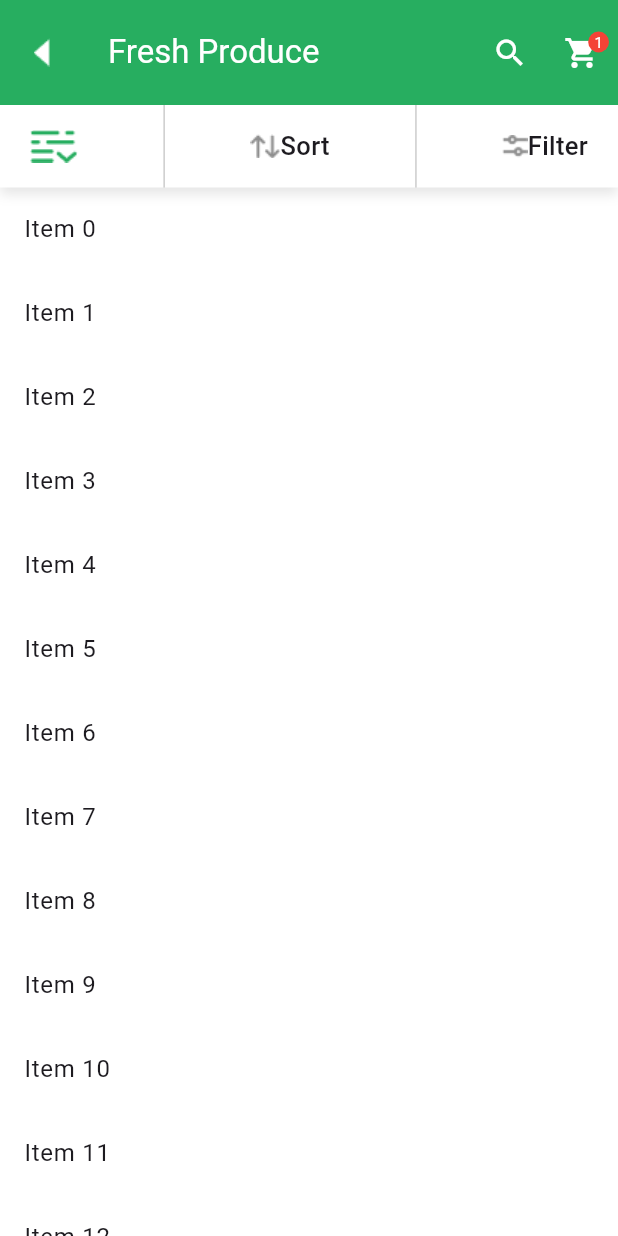
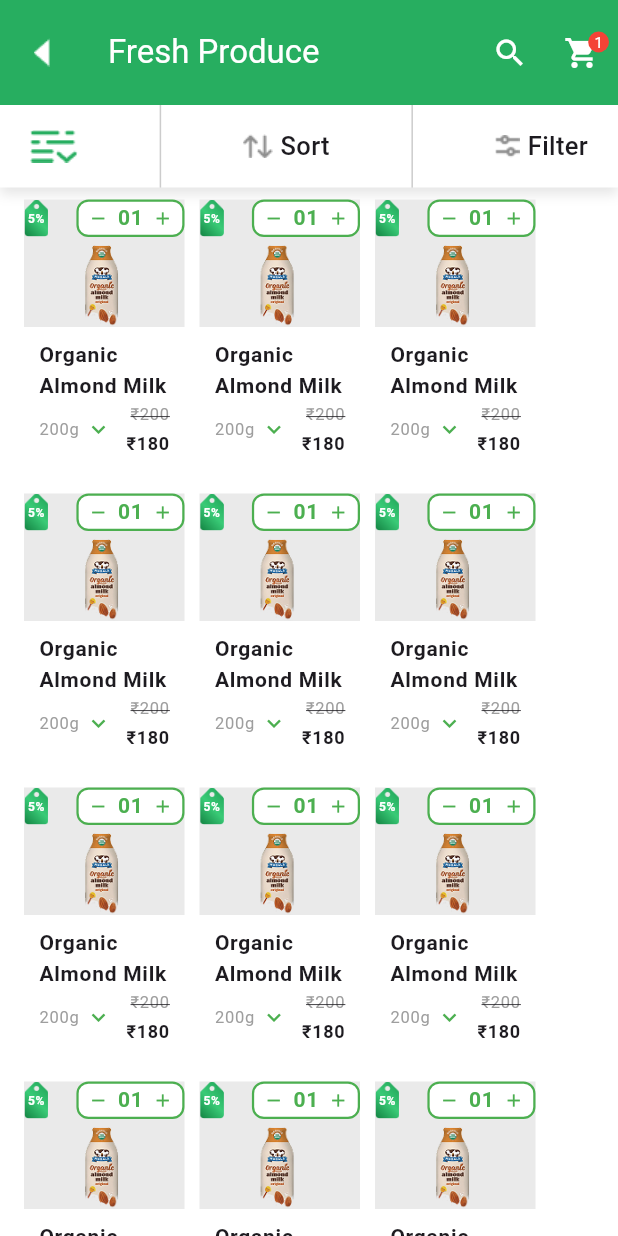
Before and after one commit to pokaktechnologies/supermarket-cust-fe, a Flutter app: the CategoryProduct screen opened directly, on a phone screen of 412 x 824 dp. Run offline on Flutter 3.47's test engine with Material 3 defaults, Android fonts, the phone set to English and light mode, and no system bars.

Commit message:
product category completed

```diff
--- a/lib/core/themes/app_assets.dart
+++ b/lib/core/themes/app_assets.dart
@@ -52,4 +52,5 @@ class AppAssets {
   static const String expandIcon = 'assets/images/expand_icon.png';
   static const String filterIcon = 'assets/images/filter_icon.png';
   static const String sortIcon = 'assets/images/sort_icon.png';
+  static const String vegIcon = 'assets/images/Group 14.png';
 }
--- a/lib/views/category/category_product.dart
+++ b/lib/views/category/category_product.dart
@@ -2,9 +2,23 @@ import 'package:flutter/material.dart';
 import 'package:supermarket_customer_fe/core/themes/app_assets.dart';
 import 'package:supermarket_customer_fe/core/themes/app_colors.dart';
 import 'package:supermarket_customer_fe/core/utils/navigations.dart';
+import 'package:supermarket_customer_fe/views/category/single_category_product.dart';
 
-class CategoryProduct extends StatelessWidget {
+class CategoryProduct extends StatefulWidget {
   const CategoryProduct({super.key});
+
+  @override
+  State<CategoryProduct> createState() => _CategoryProductState();
+}
+
+class _CategoryProductState extends State<CategoryProduct> {
+  bool _isExpanded = false;
+
+  void _toggleExpand() {
+    setState(() {
+      _isExpanded = !_isExpanded;
+    });
+  }
 
   @override
   Widget build(BuildContext context) {
@@ -49,7 +63,8 @@ class CategoryProduct extends StatelessWidget {
         ],
       ),
 
-      body: Column(
+      body: ListView(
+        padding: EdgeInsets.zero,
         children: [
           Container(
             height: 55,
@@ -59,7 +74,7 @@ class CategoryProduct extends StatelessWidget {
               boxShadow: [
                 BoxShadow(
                   color: Colors.black.withOpacity(0.1),
-                  offset: Offset(0, 4), // Only on bottom
+                  offset: Offset(0, 4),
                   blurRadius: 6,
                 ),
               ],
@@ -69,11 +84,15 @@ class CategoryProduct extends StatelessWidget {
               child: Row(
                 mainAxisAlignment: MainAxisAlignment.spaceBetween,
                 children: [
-                  Image.asset(AppAssets.expandIcon),
+                  InkWell(
+                    onTap: _toggleExpand,
+                    child: Image.asset(AppAssets.expandIcon),
+                  ),
                   dividerContainer(),
                   Row(
                     children: [
                       Image.asset(AppAssets.sortIcon),
+                      SizedBox(width: 5),
                       Text(
                         "Sort",
                         style: TextStyle(
@@ -87,6 +106,7 @@ class CategoryProduct extends StatelessWidget {
                   Row(
                     children: [
                       Image.asset(AppAssets.filterIcon),
+                      SizedBox(width: 5),
                       Text(
                         "Filter",
                         style: TextStyle(
@@ -101,14 +121,31 @@ class CategoryProduct extends StatelessWidget {
             ),
           ),
 
-          Expanded(
-            child: ListView.builder(
-              itemCount: 20,
-              itemBuilder: (context, index) {
-                return ListTile(title: Text("Item $index"));
-              },
-            ),
+          AnimatedContainer(
+            duration: Duration(milliseconds: 400),
+            constraints:
+                _isExpanded
+                    ? const BoxConstraints(maxHeight: 100)
+                    : const BoxConstraints(maxHeight: 0),
+
+            width: double.infinity,
+            color: Colors.green.shade50,
+            padding: EdgeInsets.symmetric(horizontal: 20),
+            child: _isExpanded ? ExpandedProduct() : null,
           ),
+
+          // PRODUCT LIST
+          ...List.generate(10, (index) {
+            return ListTile(
+              title: Row(
+                children: [
+                  SingleCategoryProduct(),
+                  SingleCategoryProduct(),
+                  SingleCategoryProduct(),
+                ],
+              ),
+            );
+          }),
         ],
       ),
     );
@@ -123,3 +160,51 @@ Widget dividerContainer() {
     color: Colors.black.withOpacity(0.2), // same feel as shadow
   );
 }
+
+class ExpandedProduct extends StatelessWidget {
+  const ExpandedProduct({super.key});
+
+  @override
+  Widget build(BuildContext context) {
+    return Container(
+      height: 50,
+      width: 10,
+      color: AppColors.white,
+      child: Row(
+        mainAxisAlignment: MainAxisAlignment.spaceEvenly,
+        children: [
+          Column(
+            children: [
+              SizedBox(
+                height: 30,
+                width: 50,
+                child: Image.asset(AppAssets.vegIcon),
+              ),
+              Text("Fruits", style: TextStyle(color: AppColors.grey)),
+            ],
+          ),
+          Column(
+            children: [
+              SizedBox(
+                height: 30,
+                width: 50,
+                child: Image.asset(AppAssets.vegIcon),
+              ),
+              Text("Vegetables", style: TextStyle(color: AppColors.grey)),
+            ],
+          ),
+          Column(
+            children: [
+              SizedBox(
+                height: 30,
+                width: 50,
+                child: Image.asset(AppAssets.vegIcon),
+              ),
+              Text("Herbs", style: TextStyle(color: AppColors.grey)),
+            ],
+          ),
+        ],
+      ),
+    );
+  }
+}
--- /dev/null
+++ b/lib/views/category/single_category_product.dart
@@ -0,0 +1,210 @@
+import 'package:flutter/material.dart';
+import 'package:supermarket_customer_fe/core/themes/app_assets.dart';
+
+class SingleCategoryProduct extends StatefulWidget {
+  const SingleCategoryProduct({super.key});
+
+  @override
+  State<SingleCategoryProduct> createState() => _SingleCategoryProductState();
+}
+
+class _SingleCategoryProductState extends State<SingleCategoryProduct> {
+  int quantity = 1;
+
+  void incrementQuantity() {
+    setState(() {
+      quantity++;
+    });
+  }
+
+  void decrementQuantity() {
+    if (quantity > 1) {
+      setState(() {
+        quantity--;
+      });
+    }
+  }
+
+  @override
+  Widget build(BuildContext context) {
+    return SizedBox(
+      width: 117,
+      child: Container(
+        margin: const EdgeInsets.only(right: 10),
+        decoration: BoxDecoration(
+          borderRadius: BorderRadius.circular(12),
+          color: Colors.white,
+        ),
+        child: Column(
+          crossAxisAlignment: CrossAxisAlignment.start,
+          children: [
+            Container(
+              decoration: const BoxDecoration(color: Color(0xFFEAEAEA)),
+              child: Column(
+                children: [
+                  Row(
+                    mainAxisAlignment: MainAxisAlignment.spaceBetween,
+                    children: [
+                      Stack(
+                        alignment: Alignment.center,
+                        children: [
+                          Image.asset(
+                            AppAssets.percentageIg,
+                            height: 25,
+                            fit: BoxFit.contain,
+                          ),
+                          const Text(
+                            '5%',
+                            style: TextStyle(
+                              fontSize: 8,
+                              color: Colors.white,
+                              fontWeight: FontWeight.bold,
+                            ),
+                          ),
+                        ],
+                      ),
+                      quantity == 0
+                          ? GestureDetector(
+                            onTap: incrementQuantity,
+                            child: Container(
+                              height: 20,
+                              width: 20,
+                              decoration: BoxDecoration(
+                                color: Colors.white,
+                                border: Border.all(
+                                  color: Colors.green,
+                                  width: 1.5,
+                                ),
+                                borderRadius: BorderRadius.circular(8),
+                              ),
+                              child: const Center(
+                                child: Icon(
+                                  Icons.add,
+                                  size: 14,
+                                  color: Colors.green,
+                                ),
+                              ),
+                            ),
+                          )
+                          : Container(
+                            height: 25,
+                            decoration: BoxDecoration(
+                              color: Colors.white,
+                              borderRadius: BorderRadius.circular(8),
+                              border: Border.all(
+                                color: Colors.green,
+                                width: 1.5,
+                              ),
+                            ),
+                            child: Row(
+                              children: [
+                                GestureDetector(
+                                  onTap: decrementQuantity,
+                                  child: const Padding(
+                                    padding: EdgeInsets.symmetric(
+                                      horizontal: 6,
+                                    ),
+                                    child: Icon(
+                                      Icons.remove,
+                                      size: 14,
+                                      color: Colors.green,
+                                    ),
+                                  ),
+                                ),
+                                Text(
+                                  quantity.toString().padLeft(2, '0'),
+                                  style: const TextStyle(
+                                    fontWeight: FontWeight.bold,
+                                    fontSize: 14,
+                                    color: Colors.green,
+                                  ),
+                                ),
+                                GestureDetector(
+                                  onTap: incrementQuantity,
+                                  child: const Padding(
+                                    padding: EdgeInsets.symmetric(
+                                      horizontal: 6,
+                                    ),
+                                    child: Icon(
+                                      Icons.add,
+                                      size: 14,
+                                      color: Colors.green,
+                                    ),
+                                  ),
+                                ),
+                              ],
+                            ),
+                          ),
+                    ],
+                  ),
+                  Center(
+                    child: Image.asset(
+                      AppAssets.recoImge,
+                      height: 60,
+                      fit: BoxFit.contain,
+                    ),
+                  ),
+                ],
+              ),
+            ),
+
+            Padding(
+              padding: const EdgeInsets.symmetric(horizontal: 10, vertical: 8),
+              child: Column(
+                crossAxisAlignment: CrossAxisAlignment.start,
+                children: [
+                  const Text(
+                    "Organic Almond Milk",
+                    style: TextStyle(fontWeight: FontWeight.w600, fontSize: 14),
+                    maxLines: 2,
+                    overflow: TextOverflow.ellipsis,
+                  ),
+                  Row(
+                    mainAxisAlignment: MainAxisAlignment.spaceBetween,
+                    children: const [
+                      Row(
+                        children: [
+                          Text(
+                            "200g",
+                            style: TextStyle(color: Colors.grey, fontSize: 11),
+                          ),
+                          SizedBox(width: 4),
+                          Icon(
+                            Icons.keyboard_arrow_down,
+                            size: 18,
+                            color: Colors.green,
+                          ),
+                        ],
+                      ),
+                      Column(
+                        crossAxisAlignment: CrossAxisAlignment.end,
+                        children: [
+                          Text(
+                            "₹200",
+                            style: TextStyle(
+                              fontSize: 11,
+                              decoration: TextDecoration.lineThrough,
+                              color: Colors.grey,
+                            ),
+                          ),
+                          SizedBox(height: 2),
+                          Text(
+                            "₹180",
+                            style: TextStyle(
+                              fontSize: 12,
+                              fontWeight: FontWeight.bold,
+                            ),
+                          ),
+                        ],
+                      ),
+                    ],
+                  ),
+                ],
+              ),
+            ),
+          ],
+        ),
+      ),
+    );
+  }
+}
--- a/pubspec.yaml
+++ b/pubspec.yaml
@@ -36,6 +36,7 @@ dependencies:
   cupertino_icons: ^1.0.8
   provider: ^6.1.4
   intl: ^0.20.2
+  badges: ^3.1.2
 
 
 dev_dependencies:
```
Also changed, not shown: assets/images/Group 14.png (added), assets/images/Group 15.png (added), assets/images/Group 20.png (added), pubspec.lock.
